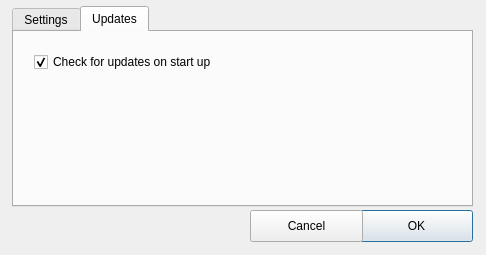
namuan/kube-rider, file resources/ui/configuration_dialog.ui: the form before one commit.
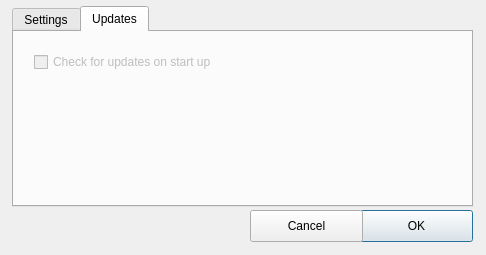
The form after the commit. The open tabs and pages were chosen to show the change.

What changed in the file:
```diff
--- a/resources/ui/configuration_dialog.ui
+++ b/resources/ui/configuration_dialog.ui
@@ -57,6 +57,9 @@
      <string>Updates</string>
     </attribute>
     <widget class="QCheckBox" name="chk_updates_startup">
+     <property name="enabled">
+      <bool>false</bool>
+     </property>
      <property name="geometry">
       <rect>
        <x>20</x>
@@ -68,9 +71,12 @@
      <property name="text">
       <string>Check for updates on start up</string>
      </property>
-     <property name="checked">
+     <property name="checkable">
       <bool>true</bool>
      </property>
+     <property name="checked">
+      <bool>false</bool>
+     </property>
     </widget>
    </widget>
   </widget>
```
